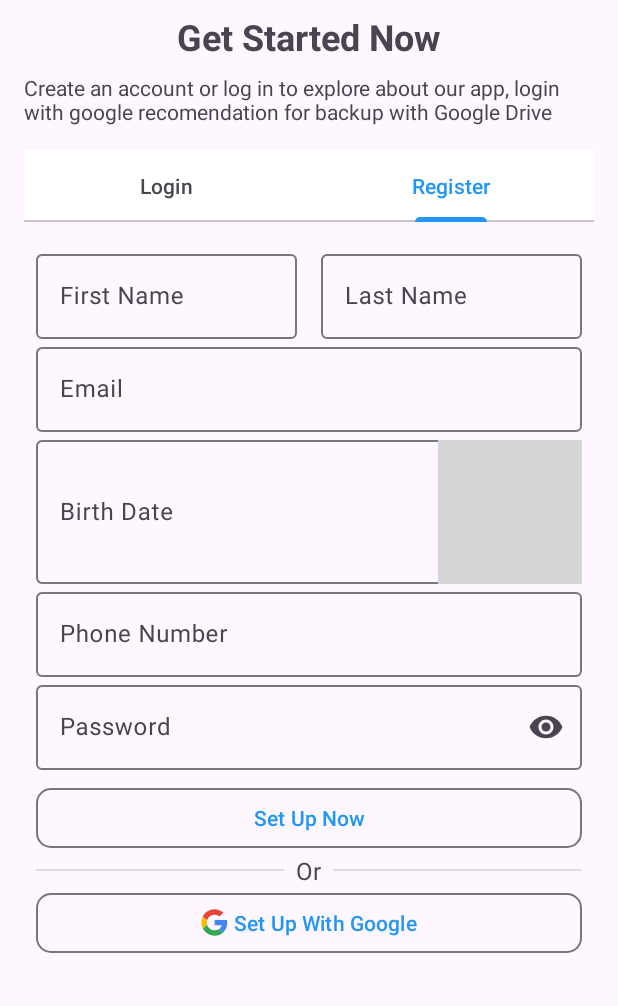
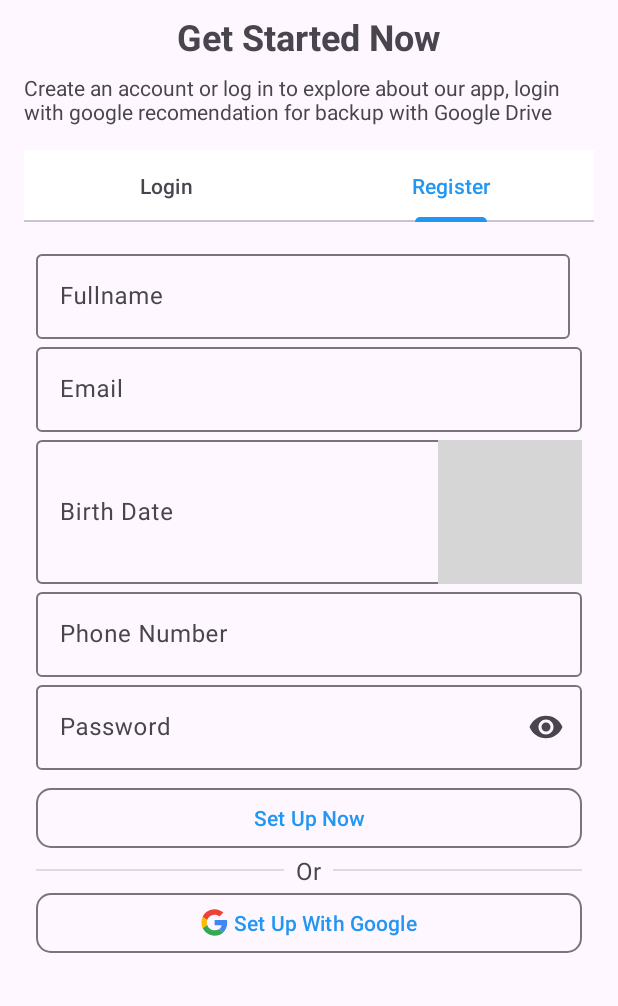
Before and after one commit to XenchinRyu7/lifesync, an Android app: the AuthActivity screen opened directly, with no data from a screen before it, tab 2 chosen, on a phone screen of 412 x 824 dp, the part 230-1236 px from its top. Run offline under Robolectric (Android 15) with nearby library versions, the phone set to English and light mode, and no system bars; our stand-ins replace Dagger/Hilt's generated code; Roboto replaces fonts that are not available here; grey boxes are pictures that could not be loaded.

Commit message:
update profile detail

```diff
--- a/app/src/main/AndroidManifest.xml
+++ b/app/src/main/AndroidManifest.xml
@@ -5,6 +5,7 @@
     <uses-permission android:name="android.permission.INTERNET" />
 
     <application
+        android:name=".App"
         android:allowBackup="true"
         android:dataExtractionRules="@xml/data_extraction_rules"
         android:fullBackupContent="@xml/backup_rules"
--- a/app/src/main/java/com/saefulrdevs/lifesync/data/model/Profile.kt
+++ b/app/src/main/java/com/saefulrdevs/lifesync/data/model/Profile.kt
@@ -9,10 +9,11 @@ import java.util.UUID
 )
 data class Profile(
     @PrimaryKey(autoGenerate = false) val id: String = UUID.randomUUID().toString(),
-    val name: String,
     val username: String,
     val password: String? = null,
     val email: String? = null,
     val pin: Int? = null,
-    val avatarUrl: String? = null
+    val avatarUrl: String? = null,
+    val birthDay: String? = null,
+    val phoneNumber: String? = null,
 )
--- a/app/src/main/java/com/saefulrdevs/lifesync/data/repository/ProfileRepository.kt
+++ b/app/src/main/java/com/saefulrdevs/lifesync/data/repository/ProfileRepository.kt
@@ -2,8 +2,9 @@ package com.saefulrdevs.lifesync.data.repository
 
 import com.saefulrdevs.lifesync.data.dao.ProfileDao
 import com.saefulrdevs.lifesync.data.model.Profile
+import javax.inject.Inject
 
-class ProfileRepository(private val profileDao: ProfileDao) {
+class ProfileRepository @Inject constructor(private val profileDao: ProfileDao) {
     suspend fun insertProfile(profile: Profile) {
         profileDao.insertProfile(profile)
     }
--- a/app/src/main/java/com/saefulrdevs/lifesync/ui/auth/AuthActivity.kt
+++ b/app/src/main/java/com/saefulrdevs/lifesync/ui/auth/AuthActivity.kt
@@ -7,7 +7,9 @@ import androidx.appcompat.app.AppCompatActivity
 import com.google.android.material.tabs.TabLayoutMediator
 import com.saefulrdevs.lifesync.databinding.ActivityAuthBinding
 import com.saefulrdevs.lifesync.ui.main.MainActivity
+import dagger.hilt.android.AndroidEntryPoint
 
+@AndroidEntryPoint
 class AuthActivity : AppCompatActivity() {
 
     private lateinit var binding: ActivityAuthBinding
@@ -24,9 +26,9 @@ class AuthActivity : AppCompatActivity() {
 
 
         val sharedPreferencesLogin = getSharedPreferences("LoginPrefs", Context.MODE_PRIVATE)
-        val isLoggedIn = sharedPreferencesLogin.getBoolean("isLoggedIn", false)
+        val userId = sharedPreferencesLogin.getString("userId", null)
 
-        if (isLoggedIn) {
+        if (userId != null) {
             val intent = Intent(this, MainActivity::class.java)
             startActivity(intent)
             finish()
--- a/app/src/main/java/com/saefulrdevs/lifesync/ui/auth/LoginFragment.kt
+++ b/app/src/main/java/com/saefulrdevs/lifesync/ui/auth/LoginFragment.kt
@@ -8,6 +8,7 @@ import android.view.View
 import android.view.ViewGroup
 import android.widget.Toast
 import androidx.fragment.app.Fragment
+import androidx.fragment.app.viewModels
 import androidx.lifecycle.ViewModelProvider
 import com.saefulrdevs.lifesync.data.dao.ProfileDao
 import com.saefulrdevs.lifesync.data.database.DatabaseClient
@@ -15,27 +16,21 @@ import com.saefulrdevs.lifesync.data.repository.ProfileRepository
 import com.saefulrdevs.lifesync.databinding.FragmentLoginBinding
 import com.saefulrdevs.lifesync.ui.main.MainActivity
 import com.saefulrdevs.lifesync.viewmodel.profile.ProfileViewModel
-import com.saefulrdevs.lifesync.viewmodel.profile.ProfileViewModelFactory
+import dagger.hilt.android.AndroidEntryPoint
 
+@AndroidEntryPoint
 class LoginFragment : Fragment() {
 
     private var _binding: FragmentLoginBinding? = null
     private val binding get() = _binding!!
 
-    private lateinit var profileViewModel: ProfileViewModel
+    private val profileViewModel: ProfileViewModel by viewModels()
 
     override fun onCreateView(
         inflater: LayoutInflater, container: ViewGroup?,
         savedInstanceState: Bundle?
     ): View {
         _binding = FragmentLoginBinding.inflate(inflater, container, false)
-
-        val profileDao = DatabaseClient.getInstance(requireContext()).profileDao()
-        val profileRepository = ProfileRepository(profileDao)
-
-        // Buat ProfileViewModel menggunakan ViewModelProvider dengan Factory
-        val factory = ProfileViewModelFactory(requireActivity().application, profileRepository)
-        profileViewModel = ViewModelProvider(this, factory)[ProfileViewModel::class.java]
 
         val btnLogin = binding.btnLogin
         btnLogin.setOnClickListener {
@@ -54,7 +49,7 @@ class LoginFragment : Fragment() {
                                 Context.MODE_PRIVATE
                             )
                             val editor = sharedPreferences.edit()
-                            editor.putBoolean("isLoggedIn", true) // Menyimpan status login
+                            editor.putString("userId", profile.id)
                             editor.apply()
 
                             val intent = Intent(requireContext(), MainActivity::class.java)
--- a/app/src/main/java/com/saefulrdevs/lifesync/ui/auth/RegisterFragment.kt
+++ b/app/src/main/java/com/saefulrdevs/lifesync/ui/auth/RegisterFragment.kt
@@ -7,7 +7,7 @@ import android.view.LayoutInflater
 import android.view.View
 import android.view.ViewGroup
 import androidx.fragment.app.Fragment
-import androidx.lifecycle.ViewModelProvider
+import androidx.fragment.app.viewModels
 import com.google.android.gms.auth.api.signin.GoogleSignIn
 import com.google.android.gms.auth.api.signin.GoogleSignInAccount
 import com.google.android.gms.auth.api.signin.GoogleSignInClient
@@ -16,22 +16,16 @@ import com.google.android.gms.common.Scopes
 import com.google.android.gms.common.api.ApiException
 import com.google.android.gms.common.api.Scope
 import com.google.android.gms.tasks.Task
-import com.google.android.material.datepicker.MaterialDatePicker
 import com.google.android.material.textfield.TextInputEditText
 import com.saefulrdevs.lifesync.R
-import com.saefulrdevs.lifesync.data.database.DatabaseClient
 import com.saefulrdevs.lifesync.data.model.Profile
-import com.saefulrdevs.lifesync.data.repository.ProfileRepository
 import com.saefulrdevs.lifesync.databinding.FragmentRegisterBinding
-import com.saefulrdevs.lifesync.ui.main.MainActivity
 import com.saefulrdevs.lifesync.utils.ViewUtils
 import com.saefulrdevs.lifesync.viewmodel.profile.ProfileViewModel
-import com.saefulrdevs.lifesync.viewmodel.profile.ProfileViewModelFactory
-import java.text.SimpleDateFormat
-import java.util.Date
-import java.util.Locale
+import dagger.hilt.android.AndroidEntryPoint
 import java.util.UUID
 
+@AndroidEntryPoint
 class RegisterFragment : Fragment() {
 
     private var _binding: FragmentRegisterBinding? = null
@@ -39,19 +33,13 @@ class RegisterFragment : Fragment() {
 
     private val RC_SIGN_IN = 9001
     private lateinit var googleSignInClient: GoogleSignInClient
-    private lateinit var profileViewModel: ProfileViewModel
+    private val profileViewModel: ProfileViewModel by viewModels()
 
     override fun onCreateView(
         inflater: LayoutInflater, container: ViewGroup?,
         savedInstanceState: Bundle?
     ): View {
         _binding = FragmentRegisterBinding.inflate(inflater, container, false)
-
-        val profileDao = DatabaseClient.getInstance(requireContext()).profileDao()
-        val profileRepository = ProfileRepository(profileDao)
-
-        val factory = ProfileViewModelFactory(requireActivity().application, profileRepository)
-        profileViewModel = ViewModelProvider(this, factory)[ProfileViewModel::class.java]
 
         val birthDateEditText: TextInputEditText = binding.birthDateEditText
         birthDateEditText.setOnClickListener {
@@ -76,8 +64,7 @@ class RegisterFragment : Fragment() {
         val btnRegister = binding.registerBtn
         btnRegister.setOnClickListener {
 
-            val firstName = binding.firstNameEditText.text.toString()
-            val lastName = binding.lastNameEditText.text.toString()
+            val fullName = binding.fullNameEditText.text.toString()
             val email = binding.emailEditText.text.toString()
             val birthDay = binding.birthDateEditText.text.toString()
             val phoneNumber = binding.phoneNumberEditText.text.toString()
@@ -85,10 +72,11 @@ class RegisterFragment : Fragment() {
 
             val profile = Profile(
                 id = UUID.randomUUID().toString(),
-                name = firstName,
-                username = firstName,
+                username = fullName,
                 password = password,
                 email = email,
+                birthDay = birthDay,
+                phoneNumber = phoneNumber
             )
 
             profileViewModel.insertProfile(profile)
@@ -120,15 +108,13 @@ class RegisterFragment : Fragment() {
                 val profile = Profile(
                     id = UUID.randomUUID()
                         .toString(),
-                    name = account.displayName ?: "",
                     username = account.displayName ?: "",
                     password = "",
                     email = account.email ?: "",
                     avatarUrl = account.photoUrl.toString()
                 )
 
-                // Simpan profil menggunakan ViewModel
-//                profileViewModel.insertProfile(profile)
+                profileViewModel.insertProfile(profile)
 
                 // Sign-in berhasil, Anda dapat mengakses akun dan token di sini
                 // accessGoogleDrive(account)
--- a/app/src/main/java/com/saefulrdevs/lifesync/ui/main/MainActivity.kt
+++ b/app/src/main/java/com/saefulrdevs/lifesync/ui/main/MainActivity.kt
@@ -9,7 +9,9 @@ import androidx.navigation.ui.setupWithNavController
 import com.google.android.material.floatingactionbutton.ExtendedFloatingActionButton
 import com.saefulrdevs.lifesync.R
 import com.saefulrdevs.lifesync.databinding.ActivityMainBinding
+import dagger.hilt.android.AndroidEntryPoint
 
+@AndroidEntryPoint
 class MainActivity : AppCompatActivity() {
 
     private lateinit var binding: ActivityMainBinding
--- a/app/src/main/java/com/saefulrdevs/lifesync/viewmodel/profile/ProfileViewModelFactory.kt
+++ /dev/null
@@ -1,21 +0,0 @@
-package com.saefulrdevs.lifesync.viewmodel.profile
-
-import android.app.Application
-import android.os.Build
-import androidx.annotation.RequiresApi
-import androidx.lifecycle.ViewModel
-import androidx.lifecycle.ViewModelProvider
-import com.saefulrdevs.lifesync.data.repository.ProfileRepository
-
-class ProfileViewModelFactory(
-    private val application: Application,
-    private val profileRepository: ProfileRepository
-) : ViewModelProvider.Factory {
-    @RequiresApi(Build.VERSION_CODES.O)
-    override fun <T : ViewModel> create(modelClass: Class<T>): T {
-        if (modelClass.isAssignableFrom(ProfileViewModel::class.java)) {
-            return ProfileViewModel(application, profileRepository) as T
-        }
-        throw IllegalArgumentException("Unknown ViewModel class")
-    }
-}
--- a/app/src/main/res/layout/fragment_profile.xml
+++ b/app/src/main/res/layout/fragment_profile.xml
@@ -69,7 +69,7 @@
                     android:textColor="@color/white" />
 
                 <TextView
-                    android:id="@+id/tagAccount"
+                    android:id="@+id/emailAccount"
                     android:layout_width="match_parent"
                     android:layout_height="wrap_content"
                     android:fontFamily="@font/lexend_deca"
--- a/app/src/main/res/layout/fragment_register.xml
+++ b/app/src/main/res/layout/fragment_register.xml
@@ -5,41 +5,19 @@
     android:orientation="vertical"
     android:padding="8dp">
 
-    <LinearLayout
+    <com.google.android.material.textfield.TextInputLayout
         android:layout_width="match_parent"
         android:layout_height="wrap_content"
-        android:baselineAligned="false"
-        android:orientation="horizontal">
-
-        <com.google.android.material.textfield.TextInputLayout
-            android:layout_width="0dp"
-            android:layout_height="wrap_content"
         android:layout_marginEnd="8dp"
-            android:layout_weight="1"
-            android:hint="First Name">
+        android:hint="Fullname">
 
         <com.google.android.material.textfield.TextInputEditText
-                android:id="@+id/firstNameEditText"
+            android:id="@+id/fullNameEditText"
             android:layout_width="match_parent"
             android:layout_height="match_parent"
             android:layout_weight="1" />
 
     </com.google.android.material.textfield.TextInputLayout>
-
-        <com.google.android.material.textfield.TextInputLayout
-            android:layout_width="0dp"
-            android:layout_height="wrap_content"
-            android:layout_marginStart="8dp"
-            android:layout_weight="1"
-            android:hint="Last Name">
-
-            <com.google.android.material.textfield.TextInputEditText
-                android:id="@+id/lastNameEditText"
-                android:layout_width="match_parent"
-                android:layout_height="match_parent" />
-
-        </com.google.android.material.textfield.TextInputLayout>
-    </LinearLayout>
 
     <com.google.android.material.textfield.TextInputLayout
         android:layout_width="match_parent"
--- a/app/src/main/res/navigation/mobile_navigation.xml
+++ b/app/src/main/res/navigation/mobile_navigation.xml
@@ -51,4 +51,10 @@
         android:name="com.saefulrdevs.lifesync.ui.main.task.AddTask"
         android:label="AddTask"
         tools:layout="@layout/fragment_add_task" />
+
+    <fragment
+        android:id="@+id/profile_detail"
+        android:name="com.saefulrdevs.lifesync.ui.main.profile.ProfileDetail"
+        android:label="ProfileDetail"
+        tools:layout="@layout/fragment_profile_detail" />
 </navigation>
--- a/build.gradle.kts
+++ b/build.gradle.kts
@@ -2,5 +2,6 @@
 plugins {
     alias(libs.plugins.android.application) apply false
     alias(libs.plugins.kotlin.android) apply false
-    id("com.google.devtools.ksp") version "2.0.20-1.0.24"
+    alias(libs.plugins.ksp) apply false
+    alias(libs.plugins.hilt) apply false
 }
```
Also changed, not shown: app/build.gradle.kts (+7 -1 lines), app/src/main/java/com/saefulrdevs/lifesync/App.kt (added, +12 -0 lines), app/src/main/java/com/saefulrdevs/lifesync/di/AppModule.kt (added, +45 -0 lines), app/src/main/java/com/saefulrdevs/lifesync/ui/main/profile/ProfileDetail.kt (+27 -1 lines), app/src/main/java/com/saefulrdevs/lifesync/ui/main/profile/ProfileFragment.kt (+20 -8 lines), app/src/main/java/com/saefulrdevs/lifesync/viewmodel/profile/ProfileViewModel.kt (+16 -8 lines), app/src/main/res/layout/fragment_profile_detail.xml (+4 -24 lines), gradle/libs.versions.toml (+8 -0 lines). Lines whose indentation alone changed are shown as unchanged.
